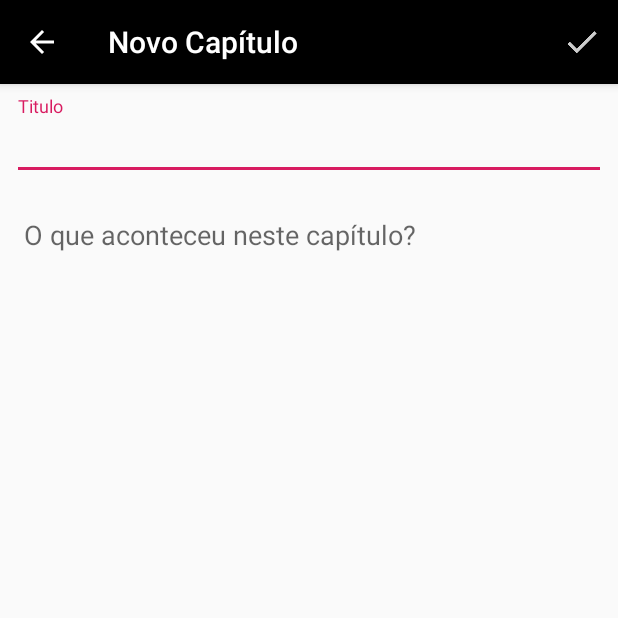
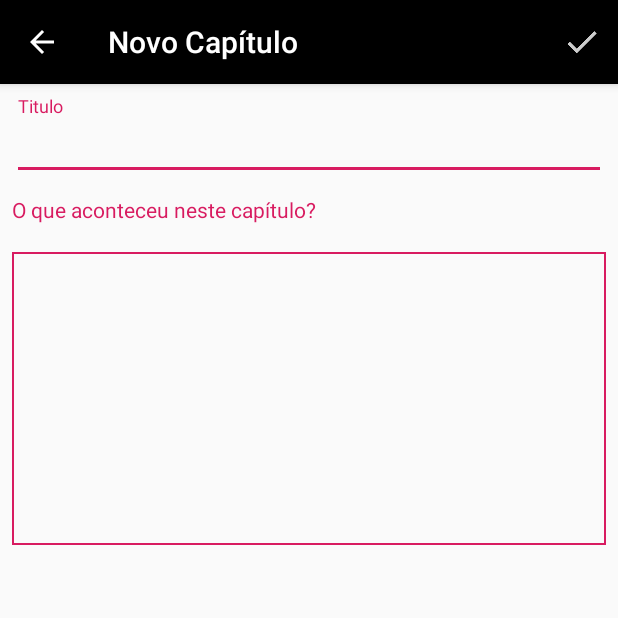
Before and after one commit to artur-auditore/Watch, an Android app: the FormularioCapituloActivity screen opened directly, with no data from a screen before it, on a phone screen of 412 x 824 dp, the top half of it. Run offline under Robolectric (Android 15) with nearby library versions, the phone set to English and light mode, and no system bars; libraries missing offline, so code that uses them is left out: io.objectbox, io.objectbox.annotation, io.objectbox.relation; 3 statements that could not run were skipped.

Commit message:
Layouts de formulários consertados

```diff
--- a/app/src/main/res/layout/activity_formulario_capitulo.xml
+++ b/app/src/main/res/layout/activity_formulario_capitulo.xml
@@ -1,10 +1,15 @@
 <?xml version="1.0" encoding="utf-8"?>
+<ScrollView
+        android:layout_width="match_parent"
+        android:layout_height="match_parent"
+        xmlns:android="http://schemas.android.com/apk/res/android"
+        xmlns:tools="http://schemas.android.com/tools">
+
     <LinearLayout
             android:orientation="vertical"
             xmlns:android="http://schemas.android.com/apk/res/android"
-        xmlns:tools="http://schemas.android.com/tools"
             android:layout_width="match_parent"
-        android:layout_height="match_parent"
+            android:layout_height="wrap_content"
             tools:context=".FormularioCapituloActivity">
 
         <android.support.design.widget.TextInputLayout
@@ -19,13 +24,23 @@
             <EditText
                     android:id="@+id/edit_titulo_capitulo"
                     android:hint="Titulo"
+                    android:inputType="textCapWords"
                     android:layout_width="match_parent"
                     android:layout_height="wrap_content"/>
         </android.support.design.widget.TextInputLayout>
 
+        <TextView android:layout_width="309dp"
+                  android:layout_height="wrap_content"
+                  android:layout_marginTop="10dp"
+                  android:layout_weight="1"
+                  android:text="O que aconteceu neste capítulo?"
+                  android:textColor="@color/colorAccent"
+                  android:layout_marginEnd="1dp"
+                  android:layout_marginStart="8dp"/>
+
         <android.support.design.widget.TextInputLayout
                 android:layout_width="match_parent"
-            android:layout_height="150dp"
+                android:layout_height="wrap_content"
                 android:layout_marginLeft="8dp"
                 android:layout_marginRight="8dp"
                 android:layout_marginTop="8dp"
@@ -35,10 +50,10 @@
             <EditText
                     android:id="@+id/edit_capitulo_descricao"
                     android:layout_width="match_parent"
-                android:layout_height="match_parent"
+                    android:layout_height="195dp"
                     android:padding="8dp"
-                android:background="@null"
-                android:hint="O que aconteceu neste capítulo?"
+                    android:background="@drawable/edit_text_post"
+                    android:hint=""
                     android:gravity="top"
                     android:inputType="textMultiLine"
                     android:overScrollMode="always"
@@ -47,5 +62,6 @@
 
         </android.support.design.widget.TextInputLayout>
 
+    </LinearLayout>
 
-</LinearLayout>
+</ScrollView>
--- a/app/src/main/res/layout/activity_formulario_post.xml
+++ b/app/src/main/res/layout/activity_formulario_post.xml
@@ -26,6 +26,7 @@
             <AutoCompleteTextView
                     android:id="@+id/auto_complete_filme_serie"
                     android:hint="Título da Série"
+                    android:inputType="textCapWords"
                     android:layout_width="match_parent"
                     android:layout_height="wrap_content"/>
 
```
Also changed, not shown: app/src/main/res/layout/activity_formulario_item.xml (+4 -4 lines), app/src/main/res/layout/activity_formulario_temporada.xml (+21 -2 lines). Lines whose indentation alone changed are shown as unchanged.
